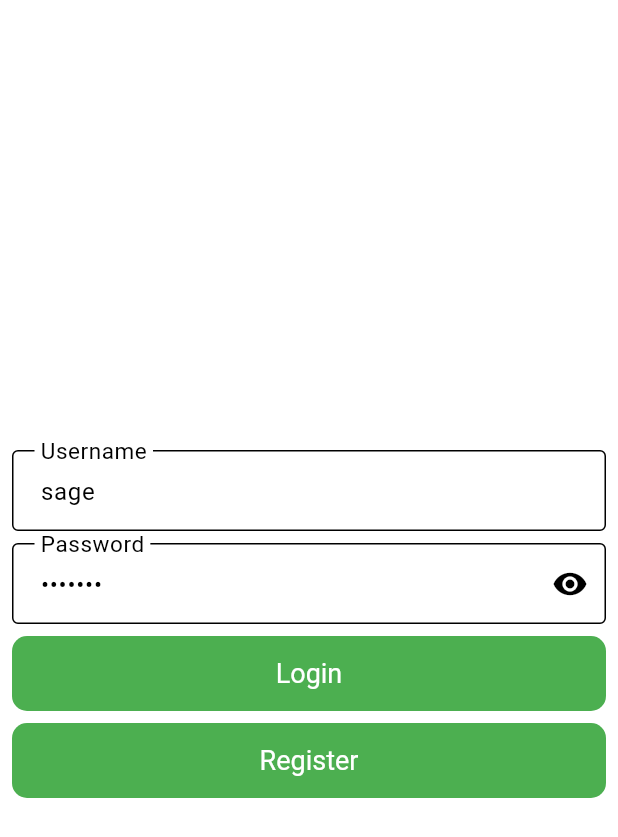
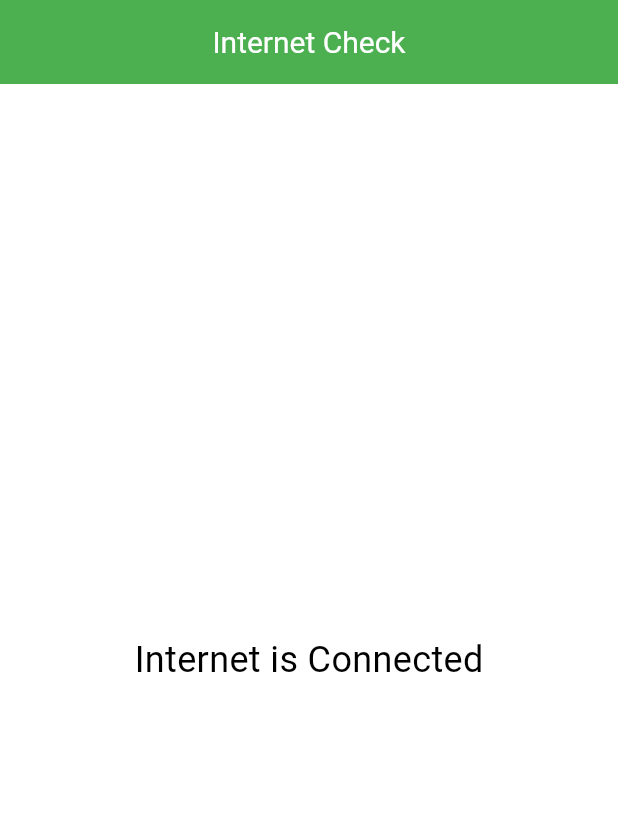
Before and after one commit to chelsangya/flutter_clean, a Flutter app: the screen it shows after launch, on a phone screen of 412 x 824 dp. Shown: the top 837 px of the screen. Run offline on Flutter 3.47's test engine with Material 3 defaults, Android fonts, the phone set to English and light mode, and no system bars; our stand-ins replace connectivity_plus, dartz, dio, equatable, flutter_riverpod, hive_flutter and 5 more; accounts and stored records are empty; Roboto replaces fonts that are missing (Brand Bold, Montserrat).

Commit message:
internet check

```diff
--- a/lib/config/router/app_route.dart
+++ b/lib/config/router/app_route.dart
@@ -1,6 +1,9 @@
+// import 'dart:js';
+
 import 'package:student_management_hive_api/features/auth/presentation/view/login_view.dart';
 import 'package:student_management_hive_api/features/auth/presentation/view/register_view.dart';
 import 'package:student_management_hive_api/features/home/presentation/view/home_view.dart';
+import 'package:student_management_hive_api/features/home/presentation/view/internet_checker_view.dart';
 import 'package:student_management_hive_api/features/splash/presentation/view/splash_view.dart';
 
 class AppRoute {
@@ -12,6 +15,7 @@ class AppRoute {
   static const String registerRoute = '/register';
   static const String batchStudentRoute = '/batchStudent';
   static const String googleMapRoute = '/googleMap';
+  static const String internetRoute = '/internetChecker';
 
   static getApplicationRoute() {
     return {
@@ -19,6 +23,7 @@ class AppRoute {
       loginRoute: (context) => const LoginView(),
       homeRoute: (context) => const HomeView(),
       registerRoute: (context) => const RegisterView(),
+      internetRoute: (context) => const InternetCheckerView()
       // batchStudentRoute: (context) => const BatchStudentView(null),
       // googleMapRoute: (context) => const GoogleMapView(),
     };
--- a/lib/core/app.dart
+++ b/lib/core/app.dart
@@ -12,7 +12,7 @@ class App extends ConsumerWidget {
       debugShowCheckedModeBanner: false,
       title: 'Student App',
       theme: AppTheme.getApplicationTheme(isDark: false),
-      initialRoute: AppRoute.splashRoute,
+      initialRoute: AppRoute.internetRoute,
       routes: AppRoute.getApplicationRoute(),
     );
   }
--- /dev/null
+++ b/lib/features/home/presentation/view/internet_checker_view.dart
@@ -0,0 +1,34 @@
+import 'package:flutter/material.dart';
+import 'package:flutter_riverpod/flutter_riverpod.dart';
+import 'package:student_management_hive_api/core/common/provider/is_network_provider.dart';
+
+class InternetCheckerView extends StatelessWidget {
+  const InternetCheckerView({super.key});
+
+  @override
+  Widget build(BuildContext context) {
+    return Scaffold(
+      appBar: AppBar(
+        title: const Text('Internet Check'),
+      ),
+      body: Center(
+        child: Consumer(builder: (context, ref, child) {
+          final connectivityStatus =
+              ref.watch(connectivityStatusProvider);
+          if (connectivityStatus == ConnectivityStatus.isConnected) {
+            return const Text(
+              'Internet is Connected',
+              style: TextStyle(fontSize: 24),
+            );
+          } else{
+            return const Text(
+              'Internet is Disconnected',
+              style: TextStyle(fontSize: 24),
+            );
+          }
+
+        }),
+      ),
+    );
+  }
+}
--- a/lib/features/home/presentation/view_model/home_viewmodel.dart
+++ b/lib/features/home/presentation/view_model/home_viewmodel.dart
@@ -1,8 +1,8 @@
 import 'package:flutter/material.dart';
 import 'package:flutter_riverpod/flutter_riverpod.dart';
 import 'package:student_management_hive_api/config/router/app_route.dart';
-import 'package:student_management_hive_api/features/batch/domain/entity/batch_entity.dart';
-import 'package:student_management_hive_api/features/course/domain/entity/course_entity.dart';
+// import 'package:student_management_hive_api/features/batch/domain/entity/batch_entity.dart';
+// import 'package:student_management_hive_api/features/course/domain/entity/course_entity.dart';
 import 'package:student_management_hive_api/features/course/domain/use_case/get_all_course_usecase.dart';
 import 'package:student_management_hive_api/features/home/presentation/state/home_state.dart';
 
--- a/lib/features/splash/presentation/view/splash_view.dart
+++ b/lib/features/splash/presentation/view/splash_view.dart
@@ -35,7 +35,7 @@ class _SplashViewState extends ConsumerState<SplashView> {
                   child: Image.asset('assets/images/splash.png'),
                 ),
                 const Text(
-                  'Student Course Management',
+                  'Student Batch Course Management',
                   style: TextStyle(
                     fontSize: 25,
                   ),
@@ -51,7 +51,7 @@ class _SplashViewState extends ConsumerState<SplashView> {
             bottom: 10,
             left: MediaQuery.of(context).size.width / 4,
             child: const Text(
-              'Developed by: Khatra Sir le',
+              'Class Project Demonstrating Clean Architecture',
               style: TextStyle(fontSize: 15),
             ),
           ),
--- a/pubspec.yaml
+++ b/pubspec.yaml
@@ -43,7 +43,7 @@ dependencies:
   flutter_riverpod: ^2.4.9
   path_provider: ^2.1.1
   dio: ^5.4.0
-  connectivity_plus: ^5.0.2
+  connectivity_plus: ^2.3.8
   pretty_dio_logger: ^1.3.1
   image_picker: ^1.0.7
   multi_select_flutter: ^4.1.3
```
Also changed, not shown: pubspec.lock.
